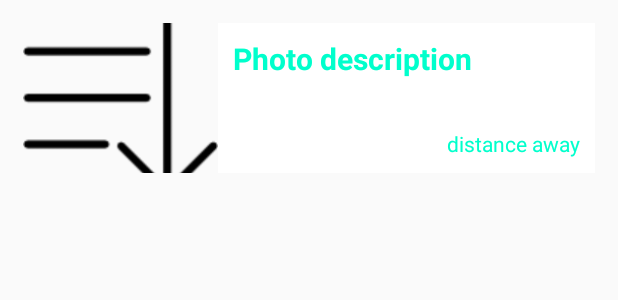
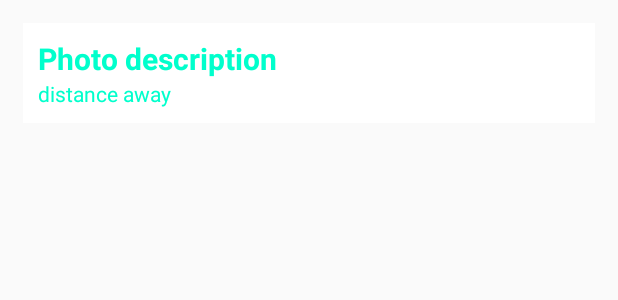
Before and after one commit to meyerjac/GhostyDrop, an Android app: the layout photo_list_item.xml on its own in the app's theme, with its tools: preview values and no code run, on a phone screen of 412 x 824 dp. Shown: the top 300 px of the screen. Run offline under Robolectric (Android 15) with nearby library versions, the phone set to English and light mode, and no system bars.

```diff
--- a/app/build.gradle
+++ b/app/build.gradle
@@ -35,7 +35,6 @@ dependencies {
     compile 'org.parceler:parceler-api:1.1.1'
     apt 'org.parceler:parceler:1.1.1'
     testCompile 'junit:junit:4.12'
-    compile 'com.android.support:recyclerview-v7:+'
-
+    compile 'com.firebaseui:firebase-ui-database:0.4.1'
 }
 apply plugin: 'com.google.gms.google-services'
--- a/app/src/main/java/com/example/guest/ghostydrop/DiscoverActivity.java
+++ b/app/src/main/java/com/example/guest/ghostydrop/DiscoverActivity.java
@@ -1,6 +1,5 @@
 package com.example.guest.ghostydrop;
 
-import android.graphics.Picture;
 import android.os.Bundle;
 import android.support.v7.app.AppCompatActivity;
 import android.support.v7.widget.LinearLayoutManager;
@@ -17,7 +16,6 @@ public class DiscoverActivity extends AppCompatActivity {
 
     @Bind(R.id.recyclerView)
     RecyclerView mRecyclerView;
-
     private PhotoListAdapter mAdapter;
     public ArrayList<Picture> mPictures = new ArrayList<>();
 
--- a/app/src/main/res/layout/photo_list_item.xml
+++ b/app/src/main/res/layout/photo_list_item.xml
@@ -5,12 +5,12 @@
     android:layout_width="match_parent"
     android:layout_height="wrap_content">
 
-    <ImageView
-        android:layout_width="130dp"
-        android:layout_height="100dp"
-        android:id="@+id/photoImageView"
-        android:src="@mipmap/arrows"
-        android:scaleType="centerCrop"/>
+    <!--<ImageView-->
+        <!--android:layout_width="130dp"-->
+        <!--android:layout_height="100dp"-->
+        <!--android:id="@+id/photoImageView"-->
+        <!--android:src="@mipmap/arrows"-->
+        <!--android:scaleType="centerCrop"/>-->
 
     <LinearLayout
         android:orientation="vertical"
@@ -29,19 +29,19 @@
             android:textColor="@color/colorAccent"/>
 
 
+        <TextView
+            android:layout_width="match_parent"
+            android:layout_height="wrap_content"
+            android:text="distance away"
+            android:id="@+id/distanceTextView"
+            android:layout_alignParentBottom="true"
+            android:layout_alignParentRight="true"
+            android:textColor="@color/colorAccent"/>
 
         <RelativeLayout
             android:layout_width="match_parent"
             android:layout_height="match_parent">
 
-            <TextView
-                android:layout_width="wrap_content"
-                android:layout_height="wrap_content"
-                android:text="distance away"
-                android:id="@+id/distanceTextView"
-                android:layout_alignParentBottom="true"
-                android:layout_alignParentRight="true"
-                android:textColor="@color/colorAccent"/>
         </RelativeLayout>
     </LinearLayout>
 </LinearLayout>
```
Also changed, not shown: app/src/main/AndroidManifest.xml (+14 -8 lines), app/src/main/java/com/example/guest/ghostydrop/FindPictureListActivity.java (added, +55 -0 lines), app/src/main/java/com/example/guest/ghostydrop/MainActivity.java (+1 -16 lines), app/src/main/java/com/example/guest/ghostydrop/adapters/FirebasePhotoViewHolder.java (added, +58 -0 lines), app/src/main/java/com/example/guest/ghostydrop/adapters/PhotoListAdapter.java (+3 -4 lines).
